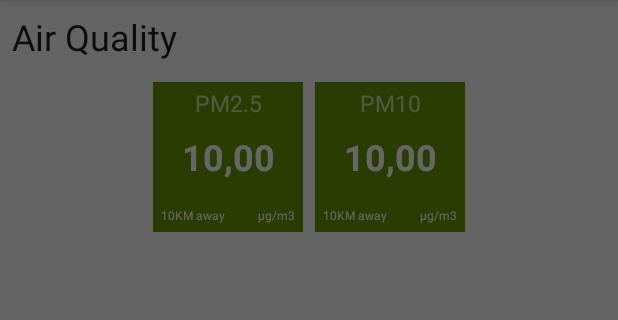
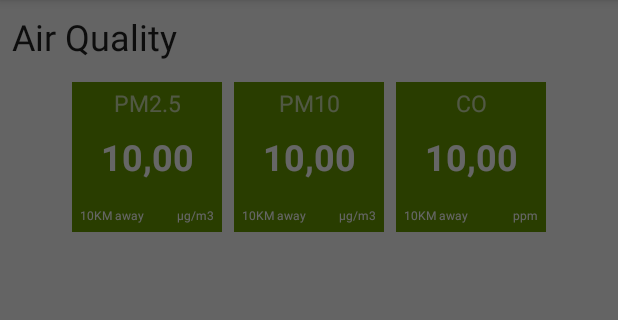
Before and after one commit to bedawi/Smog, an Android app: the screen it shows after launch (MainActivity), after a tap on "RELOAD", on a phone screen of 412 x 824 dp, the part 84-404 px from its top. Run offline under Robolectric (Android 15) with nearby library versions, the phone set to English and light mode, and no system bars; our stand-ins replace ButterKnife; 1 statement that could not run was skipped; 1 other tap on this screen came first.

```diff
--- a/app/src/main/java/de/benjamindahlhoff/smog/Data/FeinstaubStations.java
+++ b/app/src/main/java/de/benjamindahlhoff/smog/Data/FeinstaubStations.java
@@ -20,7 +20,7 @@ import java.util.Comparator;
 
 public class FeinstaubStations {
     public final static String TAG = FeinstaubStations.class.getSimpleName();
-    ArrayList<FeinstaubStation> mStations = new ArrayList<FeinstaubStation>();
+    ArrayList<FeinstaubStation> mStations = new ArrayList<>();
     private Position mCurrentPosition;
 
     public FeinstaubStations() {
--- a/app/src/main/java/de/benjamindahlhoff/smog/Data/Pollution.java
+++ b/app/src/main/java/de/benjamindahlhoff/smog/Data/Pollution.java
@@ -5,17 +5,17 @@ package de.benjamindahlhoff.smog.Data;
  */
 
 public class Pollution {
-    private CarbonMonoxideData mCarbonMonoxide;
+    private COStation mCarbonMonoxide;
     private double mOzoneLayerThickness;
 
     public Pollution() {
     }
 
-    public CarbonMonoxideData getCarbonMonoxide() {
+    public COStation getCarbonMonoxide() {
         return mCarbonMonoxide;
     }
 
-    public void setCarbonMonoxide(CarbonMonoxideData carbonMonoxide) {
+    public void setCarbonMonoxide(COStation carbonMonoxide) {
         mCarbonMonoxide = carbonMonoxide;
     }
 
--- a/app/src/main/res/layout/activity_main.xml
+++ b/app/src/main/res/layout/activity_main.xml
@@ -177,6 +177,72 @@
 
 
         </RelativeLayout>
+        <RelativeLayout
+            android:id="@+id/valueCOButton"
+            android:layout_width="100dp"
+            android:layout_height="100dp"
+            android:background="@android:color/holo_green_dark"
+            android:clickable="true"
+            android:orientation="vertical"
+            android:gravity="center_vertical"
+            android:layout_margin="4dp">
+
+            <TextView
+                android:id="@+id/valueCOTypeTextView"
+                android:layout_width="match_parent"
+                android:layout_height="wrap_content"
+                android:layout_margin="3dp"
+                android:text="CO"
+                android:textSize="15sp"
+                android:textAlignment="center"
+                android:textColor="#abffffff"
+                android:layout_marginTop="5dp"
+                />
+            <TextView
+                android:id="@+id/coValueView"
+                android:layout_width="match_parent"
+                android:text="10,00"
+                android:fontFamily="sans-serif"
+                android:textStyle="normal|bold"
+                android:textSize="24sp"
+                android:textAlignment="center"
+                android:textColor="@android:color/white"
+                android:layout_height="wrap_content"
+                android:layout_centerVertical="true"
+                android:layout_alignParentLeft="true"
+                android:layout_alignParentStart="true"
+                />
+
+            <TextView
+                android:id="@+id/coUnitsView"
+                android:layout_width="wrap_content"
+                android:text="ppm"
+                android:fontFamily="sans-serif"
+                android:textSize="8sp"
+                android:textAlignment="textEnd"
+                android:textColor="@android:color/white"
+                android:layout_height="wrap_content"
+                android:layout_alignParentBottom="true"
+                android:layout_alignParentRight="true"
+                android:layout_alignParentEnd="true"
+                android:layout_margin="5dp"/>
+
+            <TextView
+                android:id="@+id/coDistanceView"
+                android:layout_width="wrap_content"
+                android:text="10KM away"
+                android:fontFamily="sans-serif"
+                android:textSize="8sp"
+                android:textAlignment="textStart"
+                android:textColor="@android:color/white"
+                android:layout_height="wrap_content"
+                android:layout_alignParentBottom="true"
+                android:layout_alignParentLeft="true"
+                android:layout_alignParentStart="true"
+                android:layout_margin="5dp"/>
+
+
+        </RelativeLayout>
 
 
     </LinearLayout>
```
Also changed, not shown: app/src/main/java/de/benjamindahlhoff/smog/Data/COStation.java (added, +87 -0 lines), app/src/main/java/de/benjamindahlhoff/smog/Data/COStations.java (added, +105 -0 lines), app/src/main/java/de/benjamindahlhoff/smog/Data/CarbonMonoxideData.java (deleted, +0 -41 lines), app/src/main/java/de/benjamindahlhoff/smog/UI/MainActivity.java (+16 -15 lines), 1 other file.
